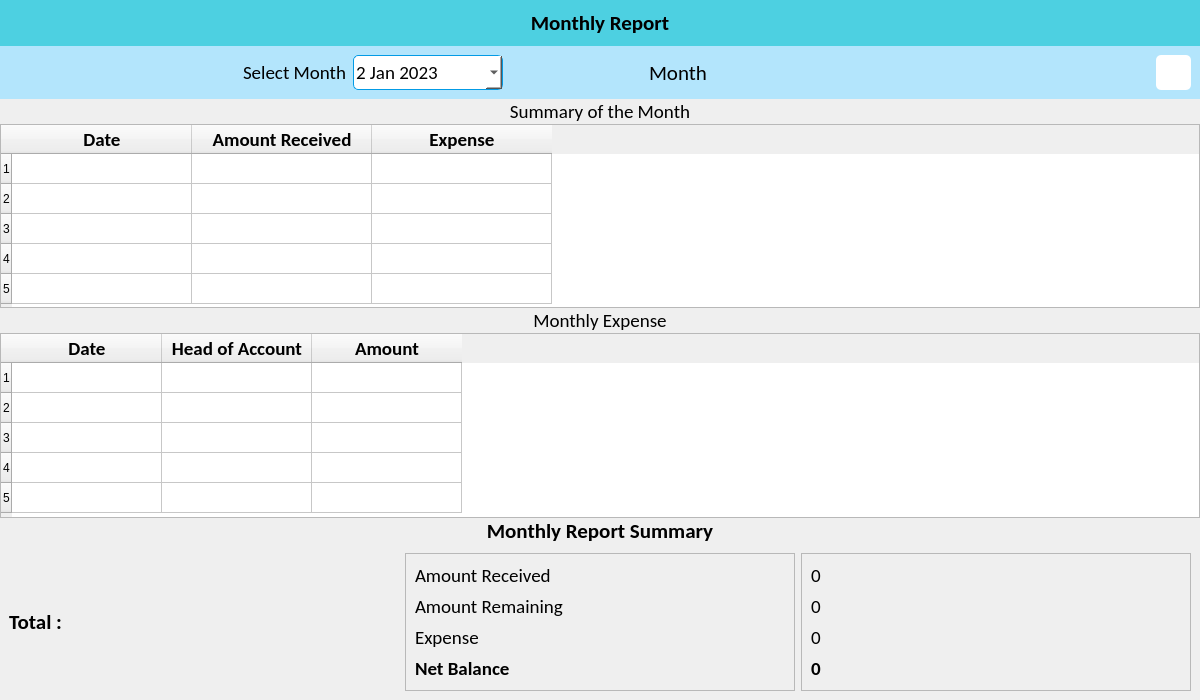
The window that ui/monthly_report.ui (CodeWithEhtisham/School-Software) describes before a commit, drawn with Qt 5.
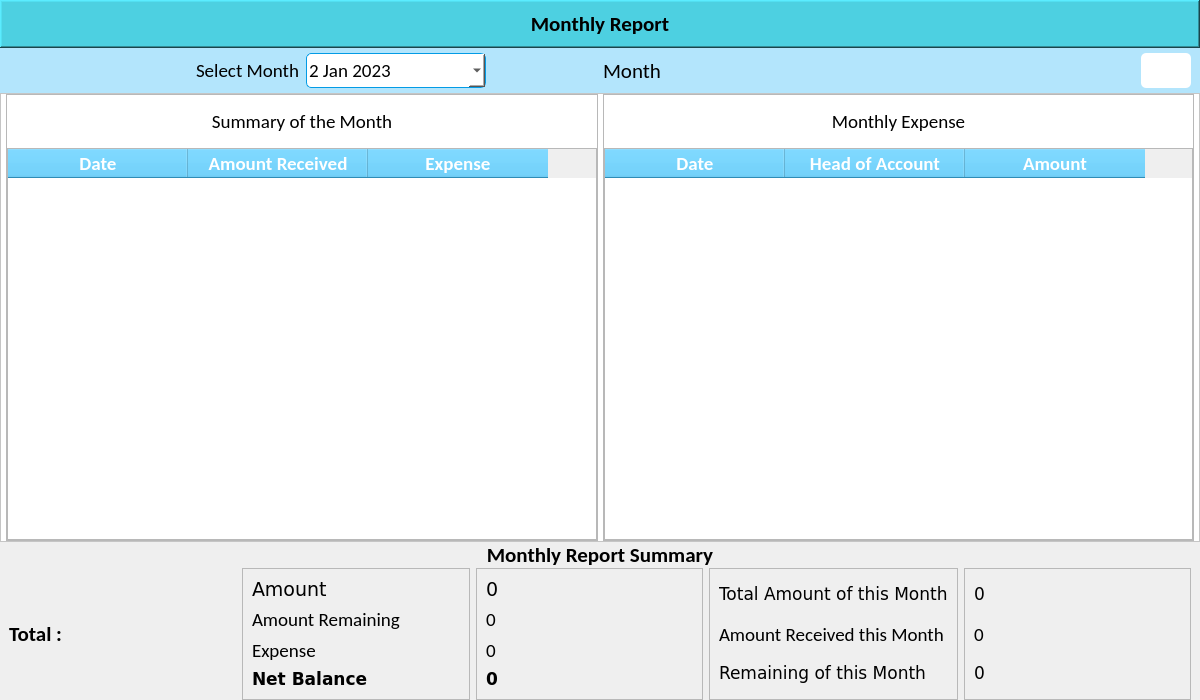
The same window after the commit. Icons and pictures are not drawn.

Patch:
```diff
--- a/ui/monthly_report.ui
+++ b/ui/monthly_report.ui
@@ -19,7 +19,17 @@
   </property>
   <widget class="QWidget" name="centralwidget">
    <property name="styleSheet">
-    <string notr="true">
+    <string notr="true">#label_3, #label_2 {
+ padding: 10px;
+}
+#frame {
+	 background-color: #fff;
+}
+QHeaderView::section {
+    background-color: #40c4ff;
+    color: white;
+}
+
 QPushButton, QComboBox {
 	background-color: #fff;
 	border-radius: 5px;
@@ -42,9 +52,10 @@
 }
 
 #label {
-	background-color: #4dd0e1;
-	padding: 10px;
+    background-color: #4dd0e1;
+    padding: 10px;
 }
+
 #reports_bottom_widget, #label_21 {
 	background: qlineargradient(x1:0, y1:0, x2:1, y2:1,
                             stop:0 #ffffff, stop:1 #00bcd4);
@@ -77,6 +88,15 @@
         <bold>true</bold>
        </font>
       </property>
+      <property name="frameShape">
+       <enum>QFrame::WinPanel</enum>
+      </property>
+      <property name="frameShadow">
+       <enum>QFrame::Raised</enum>
+      </property>
+      <property name="lineWidth">
+       <number>2</number>
+      </property>
       <property name="text">
        <string>Monthly Report</string>
       </property>
@@ -88,6 +108,12 @@
     <item>
      <widget class="QWidget" name="upper_widget" native="true">
       <layout class="QHBoxLayout" name="horizontalLayout">
+       <property name="topMargin">
+        <number>5</number>
+       </property>
+       <property name="bottomMargin">
+        <number>5</number>
+       </property>
        <item alignment="Qt::AlignRight">
         <widget class="QLabel" name="label_8">
          <property name="font">
@@ -101,11 +127,11 @@
          </property>
         </widget>
        </item>
-       <item>
+       <item alignment="Qt::AlignLeft">
         <widget class="QDateEdit" name="select_month">
          <property name="minimumSize">
           <size>
-           <width>150</width>
+           <width>180</width>
            <height>35</height>
           </size>
          </property>
@@ -133,7 +159,7 @@
          </property>
         </widget>
        </item>
-       <item alignment="Qt::AlignHCenter">
+       <item alignment="Qt::AlignLeft">
         <widget class="QLabel" name="lbl_month">
          <property name="font">
           <font>
@@ -150,7 +176,7 @@
         <widget class="QPushButton" name="btn_print">
          <property name="minimumSize">
           <size>
-           <width>35</width>
+           <width>50</width>
            <height>35</height>
           </size>
          </property>
@@ -173,6 +199,54 @@
      </widget>
     </item>
     <item>
+     <widget class="QFrame" name="frame">
+      <property name="frameShape">
+       <enum>QFrame::StyledPanel</enum>
+      </property>
+      <property name="frameShadow">
+       <enum>QFrame::Raised</enum>
+      </property>
+      <layout class="QHBoxLayout" name="horizontalLayout_2">
+       <property name="spacing">
+        <number>5</number>
+       </property>
+       <property name="leftMargin">
+        <number>5</number>
+       </property>
+       <property name="topMargin">
+        <number>0</number>
+       </property>
+       <property name="rightMargin">
+        <number>5</number>
+       </property>
+       <property name="bottomMargin">
+        <number>0</number>
+       </property>
+       <item>
+        <widget class="QFrame" name="frame_5">
+         <property name="frameShape">
+          <enum>QFrame::StyledPanel</enum>
+         </property>
+         <property name="frameShadow">
+          <enum>QFrame::Raised</enum>
+         </property>
+         <layout class="QVBoxLayout" name="verticalLayout_3">
+          <property name="spacing">
+           <number>0</number>
+          </property>
+          <property name="leftMargin">
+           <number>0</number>
+          </property>
+          <property name="topMargin">
+           <number>0</number>
+          </property>
+          <property name="rightMargin">
+           <number>0</number>
+          </property>
+          <property name="bottomMargin">
+           <number>0</number>
+          </property>
+          <item>
      <widget class="QLabel" name="label_2">
       <property name="font">
        <font>
@@ -184,21 +258,36 @@
        <string>Summary of the Month</string>
       </property>
       <property name="alignment">
-       <set>Qt::AlignCenter</set>
+             <set>Qt::AlignHCenter|Qt::AlignTop</set>
       </property>
       <property name="margin">
-       <number>10</number>
+             <number>0</number>
       </property>
      </widget>
     </item>
     <item>
      <widget class="QTableWidget" name="monthly_accounts_table">
+            <property name="sizePolicy">
+             <sizepolicy hsizetype="Expanding" vsizetype="Expanding">
+              <horstretch>0</horstretch>
+              <verstretch>0</verstretch>
+             </sizepolicy>
+            </property>
       <property name="font">
        <font>
         <family>Calibri</family>
         <pointsize>14</pointsize>
        </font>
       </property>
+            <property name="focusPolicy">
+             <enum>Qt::StrongFocus</enum>
+            </property>
+            <property name="contextMenuPolicy">
+             <enum>Qt::DefaultContextMenu</enum>
+            </property>
+            <property name="sizeAdjustPolicy">
+             <enum>QAbstractScrollArea::AdjustToContents</enum>
+            </property>
       <property name="editTriggers">
        <set>QAbstractItemView::NoEditTriggers</set>
       </property>
@@ -208,17 +297,12 @@
       <property name="selectionBehavior">
        <enum>QAbstractItemView::SelectRows</enum>
       </property>
-      <!-- <property name="rowCount">
-       <number>5</number>
-      </property> -->
+            <property name="rowCount">
+             <number>0</number>
+            </property>
       <attribute name="horizontalHeaderDefaultSectionSize">
        <number>180</number>
       </attribute>
-      <row/>
-      <row/>
-      <row/>
-      <row/>
-      <row/>
       <column>
        <property name="text">
         <string>Date</string>
@@ -260,6 +344,33 @@
       </column>
      </widget>
     </item>
+         </layout>
+        </widget>
+       </item>
+       <item>
+        <widget class="QFrame" name="frame_2">
+         <property name="frameShape">
+          <enum>QFrame::StyledPanel</enum>
+         </property>
+         <property name="frameShadow">
+          <enum>QFrame::Raised</enum>
+         </property>
+         <layout class="QVBoxLayout" name="verticalLayout_2">
+          <property name="spacing">
+           <number>0</number>
+          </property>
+          <property name="leftMargin">
+           <number>0</number>
+          </property>
+          <property name="topMargin">
+           <number>0</number>
+          </property>
+          <property name="rightMargin">
+           <number>0</number>
+          </property>
+          <property name="bottomMargin">
+           <number>0</number>
+          </property>
     <item>
      <widget class="QLabel" name="label_3">
       <property name="font">
@@ -272,10 +383,10 @@
        <string>Monthly Expense</string>
       </property>
       <property name="alignment">
-       <set>Qt::AlignCenter</set>
+             <set>Qt::AlignHCenter|Qt::AlignTop</set>
       </property>
       <property name="margin">
-       <number>10</number>
+             <number>0</number>
       </property>
      </widget>
     </item>
@@ -287,6 +398,9 @@
         <pointsize>14</pointsize>
        </font>
       </property>
+            <property name="sizeAdjustPolicy">
+             <enum>QAbstractScrollArea::AdjustToContents</enum>
+            </property>
       <property name="editTriggers">
        <set>QAbstractItemView::NoEditTriggers</set>
       </property>
@@ -296,17 +410,12 @@
       <property name="selectionBehavior">
        <enum>QAbstractItemView::SelectRows</enum>
       </property>
-      <!-- <property name="rowCount">
-       <number>5</number>
-      </property> -->
+            <property name="rowCount">
+             <number>0</number>
+            </property>
       <attribute name="horizontalHeaderDefaultSectionSize">
-       <number>150</number>
-      </attribute>
-      <row/>
-      <row/>
-      <row/>
-      <row/>
-      <row/>
+             <number>180</number>
+            </attribute>
       <column>
        <property name="text">
         <string>Date</string>
@@ -348,6 +457,12 @@
       </column>
      </widget>
     </item>
+         </layout>
+        </widget>
+       </item>
+      </layout>
+     </widget>
+    </item>
     <item>
      <widget class="QLabel" name="label_21">
       <property name="font">
@@ -365,13 +480,19 @@
        <set>Qt::AlignCenter</set>
       </property>
       <property name="margin">
-       <number>5</number>
+       <number>10</number>
       </property>
      </widget>
     </item>
     <item>
      <widget class="QWidget" name="reports_bottom_widget" native="true">
       <layout class="QHBoxLayout" name="horizontalLayout_11">
+       <property name="topMargin">
+        <number>0</number>
+       </property>
+       <property name="bottomMargin">
+        <number>0</number>
+       </property>
        <item>
         <widget class="QLabel" name="label_4">
          <property name="sizePolicy">
@@ -403,15 +524,15 @@
          </property>
          <layout class="QVBoxLayout" name="verticalLayout_10">
           <item>
-           <widget class="QLabel" name="label_5">
+           <widget class="QLabel" name="label_9">
             <property name="font">
              <font>
-              <family>Calibri</family>
+              <family>Verdana</family>
               <pointsize>14</pointsize>
              </font>
             </property>
             <property name="text">
-             <string>Amount Received</string>
+             <string>Amount</string>
             </property>
            </widget>
           </item>
@@ -445,8 +566,8 @@
            <widget class="QLabel" name="label_14">
             <property name="font">
              <font>
-              <family>Calibri</family>
-              <pointsize>14</pointsize>
+              <family>Verdana</family>
+              <pointsize>13</pointsize>
               <weight>75</weight>
               <bold>true</bold>
              </font>
@@ -469,10 +590,10 @@
          </property>
          <layout class="QVBoxLayout" name="verticalLayout_11">
           <item>
-           <widget class="QLabel" name="lbl_total_amount_received">
+           <widget class="QLabel" name="lbl_total_amount">
             <property name="font">
              <font>
-              <family>Calibri</family>
+              <family>Verdana</family>
               <pointsize>14</pointsize>
              </font>
             </property>
@@ -511,8 +632,8 @@
            <widget class="QLabel" name="lbl_net_balance">
             <property name="font">
              <font>
-              <family>Calibri</family>
-              <pointsize>14</pointsize>
+              <family>Verdana</family>
+              <pointsize>13</pointsize>
               <weight>75</weight>
               <bold>true</bold>
              </font>
@@ -525,6 +646,108 @@
          </layout>
         </widget>
        </item>
+       <item>
+        <widget class="QFrame" name="frame_7">
+         <property name="frameShape">
+          <enum>QFrame::StyledPanel</enum>
+         </property>
+         <property name="frameShadow">
+          <enum>QFrame::Raised</enum>
+         </property>
+         <layout class="QVBoxLayout" name="verticalLayout_4">
+          <item>
+           <widget class="QLabel" name="label_11">
+            <property name="font">
+             <font>
+              <family>Verdana</family>
+              <pointsize>13</pointsize>
+             </font>
+            </property>
+            <property name="text">
+             <string>Total Amount of this Month</string>
+            </property>
+           </widget>
+          </item>
+          <item>
+           <widget class="QLabel" name="label_5">
+            <property name="font">
+             <font>
+              <family>Calibri</family>
+              <pointsize>14</pointsize>
+             </font>
+            </property>
+            <property name="text">
+             <string>Amount Received this Month</string>
+            </property>
+           </widget>
+          </item>
+          <item>
+           <widget class="QLabel" name="label_10">
+            <property name="font">
+             <font>
+              <family>Verdana</family>
+              <pointsize>13</pointsize>
+             </font>
+            </property>
+            <property name="text">
+             <string>Remaining of this Month</string>
+            </property>
+           </widget>
+          </item>
+         </layout>
+        </widget>
+       </item>
+       <item>
+        <widget class="QFrame" name="frame_6">
+         <property name="frameShape">
+          <enum>QFrame::StyledPanel</enum>
+         </property>
+         <property name="frameShadow">
+          <enum>QFrame::Raised</enum>
+         </property>
+         <layout class="QVBoxLayout" name="verticalLayout_5">
+          <item>
+           <widget class="QLabel" name="lbl_total_this_month">
+            <property name="font">
+             <font>
+              <family>Verdana</family>
+              <pointsize>13</pointsize>
+             </font>
+            </property>
+            <property name="text">
+             <string>0</string>
+            </property>
+           </widget>
+          </item>
+          <item>
+           <widget class="QLabel" name="lbl_total_amount_received">
+            <property name="font">
+             <font>
+              <family>Calibri</family>
+              <pointsize>14</pointsize>
+             </font>
+            </property>
+            <property name="text">
+             <string>0</string>
+            </property>
+           </widget>
+          </item>
+          <item>
+           <widget class="QLabel" name="lbl_remaining_this_month">
+            <property name="font">
+             <font>
+              <family>Verdana</family>
+              <pointsize>13</pointsize>
+             </font>
+            </property>
+            <property name="text">
+             <string>0</string>
+            </property>
+           </widget>
+          </item>
+         </layout>
+        </widget>
+       </item>
       </layout>
      </widget>
     </item>
```
Lines whose indentation alone changed are shown as unchanged.
